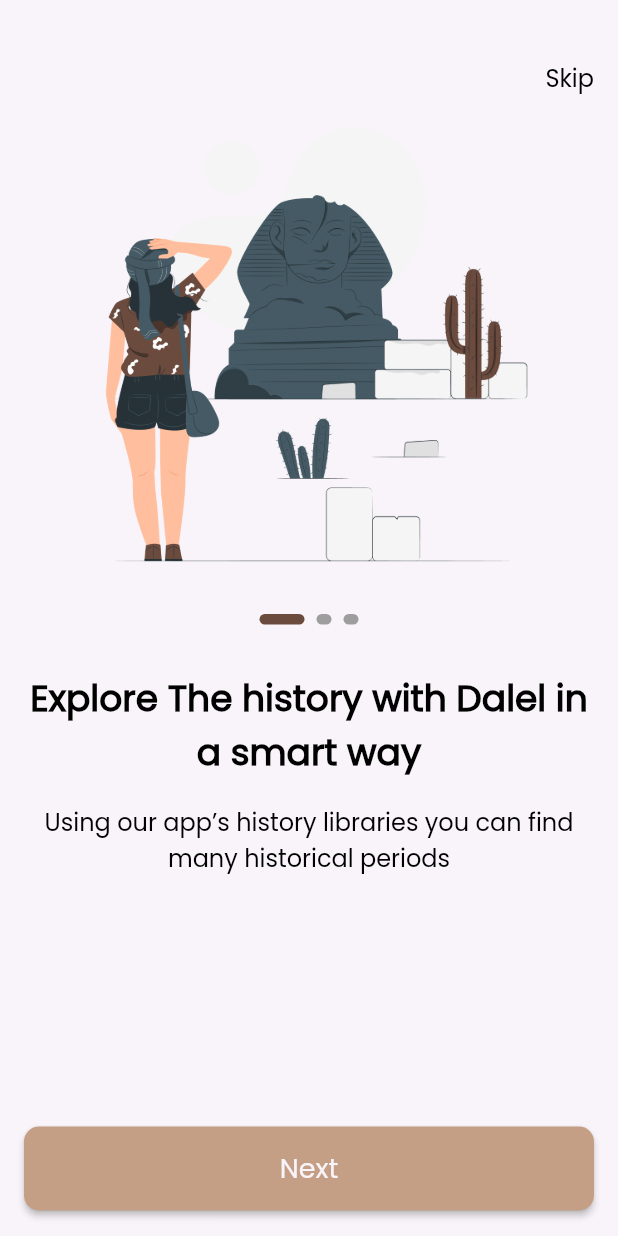
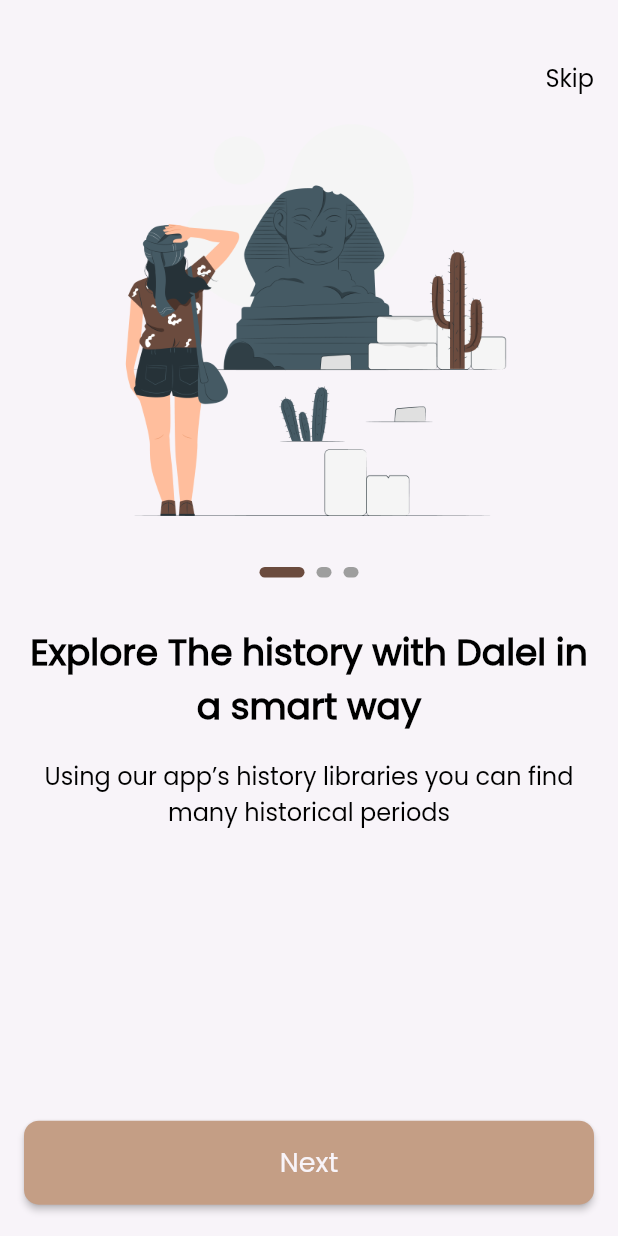
Before and after one commit to yassabadr4/new-dalel-app, a Flutter app: the screen it shows after launch, on a phone screen of 412 x 824 dp. Run offline on Flutter 3.47's test engine with Material 2 defaults, Android fonts, the phone set to English and light mode, and no system bars; drawn by our look-alikes of smooth_page_indicator; our stand-ins replace go_router.

Commit message:
refactor code

```diff
--- a/lib/core/functions/navigation.dart
+++ b/lib/core/functions/navigation.dart
@@ -3,3 +3,6 @@
 void customNavigate(context,String path) {
   GoRouter.of(context).push(path);
 }
+void customNavigateReplacement(context,String path) {
+  GoRouter.of(context).pushReplacement(path);
+}
--- a/lib/features/on_boarding/presentation/views/on_boarding_view.dart
+++ b/lib/features/on_boarding/presentation/views/on_boarding_view.dart
@@ -13,7 +13,8 @@
       child: Scaffold(
         body: Padding(
           padding: const EdgeInsets.symmetric(horizontal: 16),
-          child: Column(
+          child: ListView(
+            physics: const BouncingScrollPhysics(),
             children: [
               const SizedBox(
                 height: 40,
@@ -22,6 +23,11 @@
               const CustomNavBar(),
               /// page view
               OnBoardingWidgetBody(),
+              /// media query for responsive
+              /// i can use SizedBox also
+              SizedBox(
+                height: MediaQuery.of(context).size.height /4.5,
+              ),
               const CustomButton(text: AppStrings.next),
               const SizedBox(
                 height: 17,
--- a/lib/features/on_boarding/presentation/widgets/on_boarding_widget.dart
+++ b/lib/features/on_boarding/presentation/widgets/on_boarding_widget.dart
@@ -10,14 +10,27 @@
 
   @override
   Widget build(BuildContext context) {
-    return Expanded(
+    return SizedBox(
+      height: 500,
       child: PageView.builder(
+        physics: const BouncingScrollPhysics(),
         controller: _controller,
         itemCount: 3,
         itemBuilder: (context, index) {
           return Column(
             children: [
-              Image.asset(AppAssets.onBoarding1),
+              Container(
+                width: 343,
+                height: 290,
+                decoration: const BoxDecoration(
+                  image: DecorationImage(
+                    image: AssetImage(
+                      AppAssets.onBoarding1,
+                    ),
+                    fit: BoxFit.fill
+                  ),
+                ),
+              ),
               const SizedBox(
                 height: 24,
               ),
@@ -27,9 +40,8 @@
               ),
               Text(
                 'Explore The history with Dalel in a smart way',
-                style: CustomTextStyles.poppins500style24.copyWith(
-                  fontWeight: FontWeight.bold
-                ),
+                style: CustomTextStyles.poppins500style24
+                    .copyWith(fontWeight: FontWeight.bold),
                 textAlign: TextAlign.center,
               ),
               const SizedBox(
@@ -37,10 +49,11 @@
               ),
               Text(
                 'Using our app’s history libraries you can find many historical periods',
+                maxLines: 2,
+                overflow: TextOverflow.ellipsis,
                 style: CustomTextStyles.poppins300style16,
                 textAlign: TextAlign.center,
               ),
-
             ],
           );
         },
--- a/lib/features/splash/presentation/views/splash_view.dart
+++ b/lib/features/splash/presentation/views/splash_view.dart
@@ -37,7 +37,7 @@
   Future.delayed(
     const Duration(seconds: 3),
         () {
-      customNavigate(context, '/onBoarding');
+      customNavigateReplacement(context, '/onBoarding');
     },
   );
 }
```
